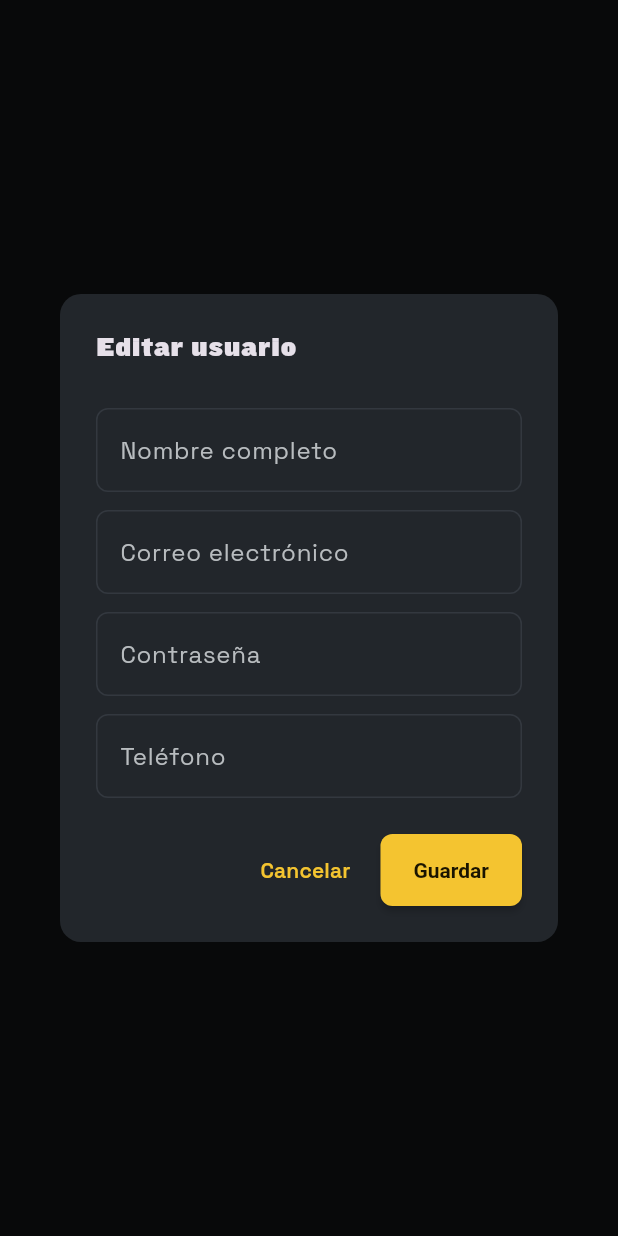
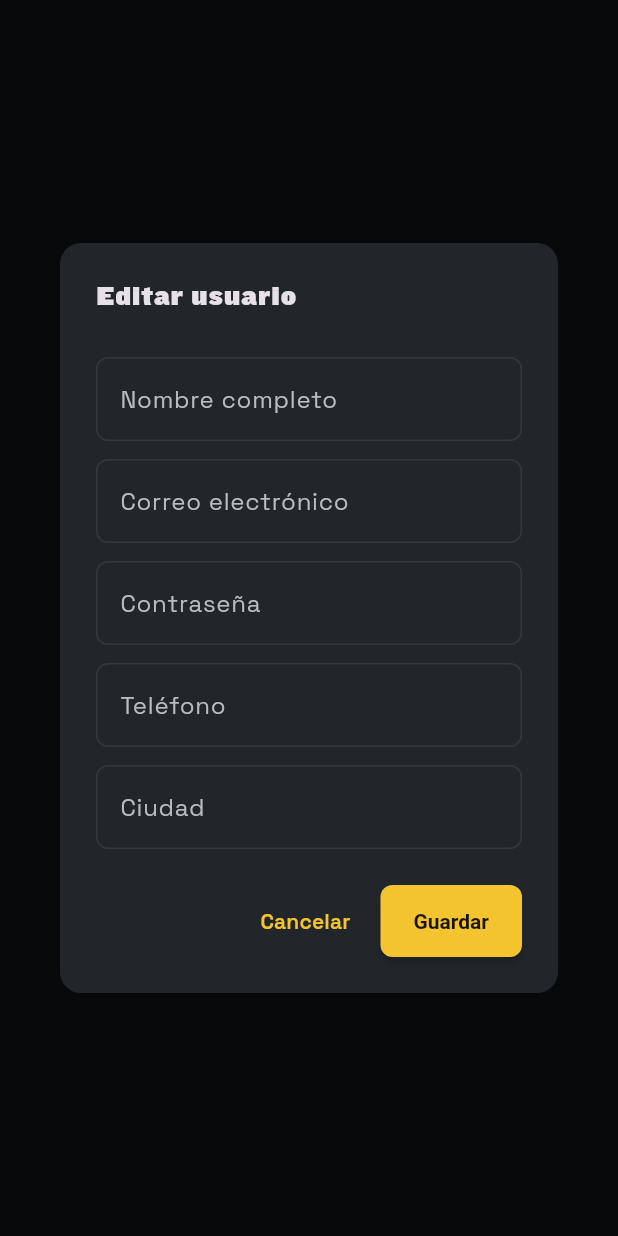
Before and after one commit to saraisaza/enactus_platform_v4, a Flutter app: what showUserDialog() shows on an empty page, opened directly with empty values, after a tap on "Guardar", on a phone screen of 412 x 824 dp. Run offline on Flutter 3.47's test engine with Material 3 defaults, Android fonts, the phone set to English and light mode, and no system bars; our stand-ins replace file_picker, fl_chart, hive_flutter, pdf, printing, video_player; accounts and stored records are empty.

Commit message:
Ciudad en el registro y la información de usuarios (todos los roles)
El Admin ahora captura la ciudad al crear o editar cualquier cuenta
(estudiante, LXD, mentor, asesor, empresa o donante), junto a
teléfono. Se ve en el listado de Usuarios y en el propio perfil de
quien inicia sesión (Mi Perfil de estudiante, LXD y mentor).

Co-Authored-By: Claude Sonnet 5 <noreply@anthropic.com>

```diff
--- a/lib/models/models.dart
+++ b/lib/models/models.dart
@@ -84,6 +84,11 @@ class AppUser {
   String get university => (extra['university'] as String?) ?? '';
   String get career => (extra['career'] as String?) ?? '';
   set career(String v) => extra['career'] = v;
+
+  /// Ciudad a la que pertenece el usuario (la asigna el Admin al crear o
+  /// editar la cuenta, igual que universidad/empresa) — todos los roles.
+  String get city => (extra['city'] as String?) ?? '';
+  set city(String v) => extra['city'] = v;
   String? get groupId => extra['groupId'] as String?;
   String? get companyId => extra['companyId'] as String?;
   String? get donorId => extra['donorId'] as String?;
--- a/lib/views/admin/admin_portal.dart
+++ b/lib/views/admin/admin_portal.dart
@@ -537,6 +537,12 @@ class _AdminUsersState extends State<AdminUsers> {
   }
 
   String _detail(DataProvider data, AppUser u) {
+    final base = _detailBase(data, u);
+    if (u.city.isEmpty) return base;
+    return base.isEmpty ? u.city : '$base · ${u.city}';
+  }
+
+  String _detailBase(DataProvider data, AppUser u) {
     if (Roles.isStudentLike(u.role)) {
       if (u.studentType == StudentType.openLearning) {
         return StudentType.label(u.studentType);
@@ -574,6 +580,7 @@ Future<void> showUserDialog(
   final emailCtrl = TextEditingController(text: user?.email ?? '');
   final passCtrl = TextEditingController(text: user?.password ?? '');
   final phoneCtrl = TextEditingController(text: user?.phone ?? '');
+  final cityCtrl = TextEditingController(text: user?.city ?? '');
   final cedulaCtrl = TextEditingController(text: user?.cedula ?? '');
   final universityCtrl =
       TextEditingController(text: user?.university ?? '');
@@ -649,6 +656,10 @@ Future<void> showUserDialog(
                     controller: phoneCtrl,
                     decoration:
                         const InputDecoration(labelText: 'Teléfono')),
+                const SizedBox(height: 12),
+                TextField(
+                    controller: cityCtrl,
+                    decoration: const InputDecoration(labelText: 'Ciudad')),
                 // Campos según el rol (alumni usa los mismos que estudiante:
                 // ver Roles.isStudentLike)
                 if (Roles.isStudentLike(role)) ...[
@@ -842,6 +853,7 @@ Future<void> showUserDialog(
               }
               final extra =
                   Map<String, dynamic>.from(user?.extra ?? {});
+              extra['city'] = cityCtrl.text.trim();
               switch (role) {
                 case Roles.student || Roles.alumni:
                   extra['university'] = universityCtrl.text.trim();
--- a/lib/views/lxd/lxd_portal.dart
+++ b/lib/views/lxd/lxd_portal.dart
@@ -1010,6 +1010,7 @@ class _LxdProfile extends StatelessWidget {
               Text(lxd.email,
                   style: const TextStyle(
                       color: AppColors.textMuted, fontSize: 13)),
+              row('Ciudad', lxd.city),
               const Divider(height: 32),
               row('Permiso de calificar · Open Learning',
                   lxd.canGradeOpenLearning ? 'Activado' : 'Desactivado'),
--- a/lib/views/mentor/mentor_portal.dart
+++ b/lib/views/mentor/mentor_portal.dart
@@ -381,6 +381,7 @@ class _MentorProfile extends StatelessWidget {
               const Divider(height: 32),
               row('Laboratorios', labs.map((l) => l.name).join(', ')),
               row('Teléfono', mentor.phone),
+              row('Ciudad', mentor.city),
             ],
           ),
         ),
--- a/lib/views/student/student_portal.dart
+++ b/lib/views/student/student_portal.dart
@@ -294,6 +294,7 @@ class _StudentProfile extends StatelessWidget {
                   ('Cédula', student.cedula),
                   ('Teléfono', student.phone),
                   ('Correo', student.email),
+                  ('Ciudad', student.city),
                   ('Carrera', student.career),
                 ],
                 colors: colors,
```
